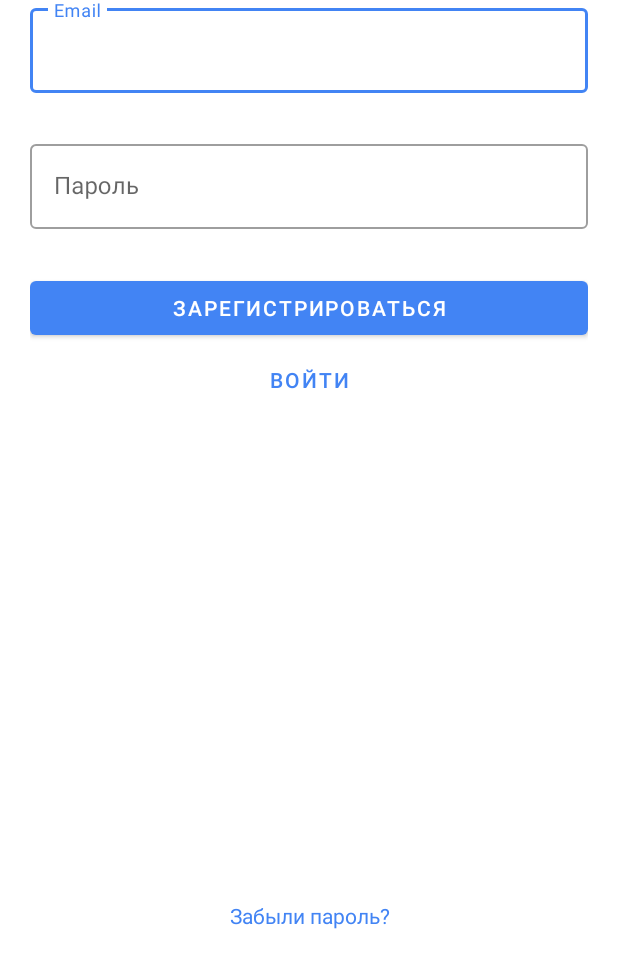
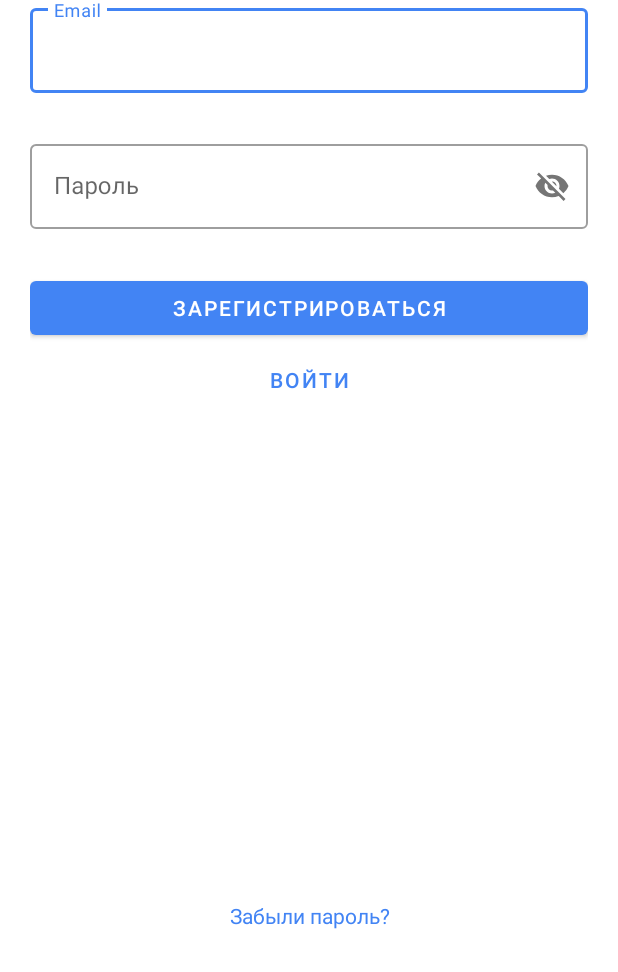
Before and after one commit to theojarrus/volli-android, an Android app: the screen it shows after launch (AuthActivity), on a phone screen of 412 x 824 dp, the part 264-1236 px from its top. Run offline under Robolectric (Android 15) with nearby library versions, the phone set to English and light mode, and no system bars; our stand-ins replace Firebase (no records; nobody signed in at launch, a user with empty details on screens opened directly); libraries missing offline, so code that uses them is left out: com.prolificinteractive.materialcalendarview, com.stephentuso.welcome; 3 statements that could not run were skipped.

Commit message:
Auth security fixes

```diff
--- a/app/src/main/res/layout/activity_auth.xml
+++ b/app/src/main/res/layout/activity_auth.xml
@@ -38,7 +38,8 @@
         android:layout_height="wrap_content"
         android:hint="@string/auth_password"
         android:paddingBottom="@dimen/auth_padding_out"
-        app:errorEnabled="true">
+        app:errorEnabled="true"
+        app:passwordToggleEnabled="true">
 
         <com.google.android.material.textfield.TextInputEditText
             android:layout_width="match_parent"
```
